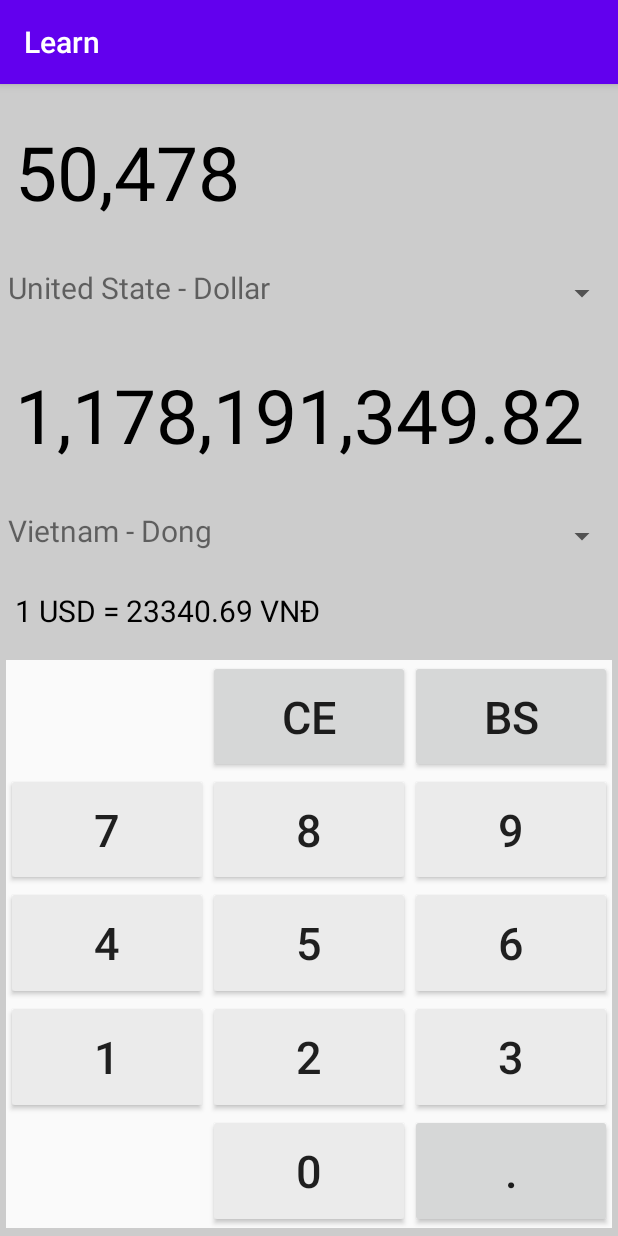
After one commit to SownBanana/AndroidProjects, an Android app: the CurrencyExchange screen opened directly, with no data from a screen before it, on a phone screen of 412 x 824 dp. The commit adds this screen. Run offline under Robolectric (Android 15) with nearby library versions, the phone set to English and light mode, and no system bars.

Commit message:
currency exchange

```diff
--- a/AndroidPrj/Learn/app/build.gradle
+++ b/AndroidPrj/Learn/app/build.gradle
@@ -28,6 +28,9 @@ dependencies {
 
     implementation 'androidx.appcompat:appcompat:1.1.0'
     implementation 'androidx.constraintlayout:constraintlayout:1.1.3'
+    implementation 'com.google.android.material:material:1.0.0'
+    implementation 'androidx.navigation:navigation-fragment:2.0.0'
+    implementation 'androidx.navigation:navigation-ui:2.0.0'
     testImplementation 'junit:junit:4.12'
     androidTestImplementation 'androidx.test.ext:junit:1.1.1'
     androidTestImplementation 'androidx.test.espresso:espresso-core:3.2.0'
--- a/AndroidPrj/Learn/app/src/main/AndroidManifest.xml
+++ b/AndroidPrj/Learn/app/src/main/AndroidManifest.xml
@@ -9,6 +9,7 @@
         android:roundIcon="@mipmap/ic_launcher_round"
         android:supportsRtl="true"
         android:theme="@style/AppTheme">
+        <activity android:name=".CurrencyExchange"></activity>
         <activity android:name=".MainActivity">
             <intent-filter>
                 <action android:name="android.intent.action.MAIN" />
--- /dev/null
+++ b/AndroidPrj/Learn/app/src/main/java/com/example/learn/CurrencyExchange.java
@@ -0,0 +1,229 @@
+package com.example.learn;
+
+import androidx.appcompat.app.AppCompatActivity;
+
+import android.graphics.Typeface;
+import android.os.Bundle;
+import android.view.View;
+import android.widget.AdapterView;
+import android.widget.ArrayAdapter;
+import android.widget.Spinner;
+import android.widget.TextView;
+
+import java.text.DecimalFormat;
+
+public class CurrencyExchange extends AppCompatActivity implements View.OnClickListener, AdapterView.OnItemSelectedListener {
+
+    TextView input;
+    TextView output;
+    TextView curRateText;
+
+    Spinner spinnerIn;
+    Spinner spinnerOut;
+
+    boolean isFirst = true;
+
+    double curRate;
+
+    //Currency rate (base on USD)    |   position
+    double[] rates = {23340.69, 1, 0.9191, 107.56, 1216.26};
+    //                 vnd    usd  eur    jpy    krw
+    String[] namesCur={"VNĐ","USD","EUR", "JPY", "KWR"};
+
+    String[] items = {"Vietnam - Dong",
+                      "United State - Dollar",
+                      "Europe - Euro",
+                      "Japan - Yen",
+                      "Korean - Won"};
+
+    @Override
+    protected void onCreate(Bundle savedInstanceState) {
+        super.onCreate(savedInstanceState);
+        setContentView(R.layout.activity_currency_exchange);
+
+        input = findViewById(R.id.cur1);
+        output = findViewById(R.id.cur2);
+/*        Typeface tf = Typeface.createFromAsset(getAssets(), "digital.ttf");
+        input.setTypeface(tf);
+        output.setTypeface(tf);*/
+
+        curRateText = findViewById(R.id.curRate);
+
+        spinnerIn = (Spinner)findViewById(R.id.pickCur1);
+        spinnerOut = (Spinner)findViewById(R.id.pickCur2);
+        spinnerIn.setAdapter(new ArrayAdapter<String>(this, R.layout.spinner_items, items));
+        spinnerOut.setAdapter(new ArrayAdapter<String>(this, R.layout.spinner_items, items));
+
+        spinnerIn.setOnItemSelectedListener(this);
+        spinnerOut.setOnItemSelectedListener(this);
+        spinnerIn.setSelection(1);
+
+        findViewById(R.id.bs).setOnClickListener(this);
+        findViewById(R.id.ce).setOnClickListener(this);
+
+        findViewById(R.id.point).setOnClickListener(this);
+
+        findViewById(R.id.n1).setOnClickListener(this);
+        findViewById(R.id.n2).setOnClickListener(this);
+        findViewById(R.id.n3).setOnClickListener(this);
+        findViewById(R.id.n4).setOnClickListener(this);
+        findViewById(R.id.n5).setOnClickListener(this);
+        findViewById(R.id.n6).setOnClickListener(this);
+        findViewById(R.id.n7).setOnClickListener(this);
+        findViewById(R.id.n8).setOnClickListener(this);
+        findViewById(R.id.n9).setOnClickListener(this);
+        findViewById(R.id.n0).setOnClickListener(this);
+    }
+
+    void setCurRate(){
+        int in = spinnerIn.getSelectedItemPosition();
+        int out = spinnerOut.getSelectedItemPosition();
+        curRate = rates[out]/rates[in];
+        curRateText.setText("1 " + namesCur[in] + " = " + Double.toString((double) Math.round(curRate * 100000000) / 100000000) + " " + namesCur[out]);
+        exChange();
+    }
+
+    void exChange(){
+        if("0".equals(input.getText().toString())){
+            output.setText("0");
+        }else{
+        double rs = Double.parseDouble(input.getText().toString().replaceAll(",", "")) * curRate;
+        DecimalFormat decimalFormat = new DecimalFormat("#,##0.00");
+        String display = decimalFormat.format(rs);
+        output.setText(display);
+    }}
+
+    @Override
+    public void onClick(View v) {
+        int id = v.getId();
+        switch (id) {
+            case R.id.n0: {
+                if (input.getText().length() == 16 || isFirst) break;
+                input.setText(input.getText() + "0");
+                break;
+            }
+            case R.id.n1: {
+                if (isFirst) {
+                    input.setText("1");
+                    isFirst = false;
+                    break;
+                }
+                if (input.getText().length() == 16) break;
+                input.setText(input.getText() + "1");
+                break;
+            }
+            case R.id.n2: {
+                if (isFirst) {
+                    input.setText("2");
+                    isFirst = false;
+                    break;
+                }
+                if (input.getText().length() == 16) break;
+                input.setText(input.getText() + "2");
+                break;
+            }
+            case R.id.n3: {
+                if (isFirst) {
+                    input.setText("3");
+                    isFirst = false;
+                    break;
+                }
+                if (input.getText().length() == 16) break;
+                input.setText(input.getText() + "3");
+                break;
+            }
+            case R.id.n4: {
+                if (isFirst) {
+                    input.setText("4");
+                    isFirst = false;
+                    break;
+                }
+                if (input.getText().length() == 16) break;
+                input.setText(input.getText() + "4");
+                break;
+            }
+            case R.id.n5: {
+                if (isFirst) {
+                    input.setText("5");
+                    isFirst = false;
+                    break;
+                }
+                if (input.getText().length() == 16) break;
+                input.setText(input.getText() + "5");
+                break;
+            }
+            case R.id.n6: {
+                if (isFirst) {
+                    input.setText("6");
+                    isFirst = false;
+                    break;
+                }
+                if (input.getText().length() == 16) break;
+                input.setText(input.getText() + "6");
+                break;
+            }
+            case R.id.n7: {
+                if (isFirst) {
+                    input.setText("7");
+                    isFirst = false;
+                    break;
+                }
+                if (input.getText().length() == 16) break;
+                input.setText(input.getText() + "7");
+                break;
+            }
+            case R.id.n8: {
+                if (isFirst) {
+                    input.setText("8");
+                    isFirst = false;
+                    break;
+                }
+                if (input.getText().length() == 16) break;
+                input.setText(input.getText() + "8");
+                break;
+            }
+            case R.id.n9: {
+                if (isFirst) {
+                    input.setText("9");
+                    isFirst = false;
+                    break;
+                }
+                if (input.getText().length() == 16) break;
+                input.setText(input.getText() + "9");
+                break;
+            }
+            case R.id.point: {
+                String tmp = input.getText().toString();
+                if(!tmp.contains(".")){
+                    if (input.getText().length() == 16) break;
+                    input.setText(input.getText() + ".");
+                }
+                break;
+            }
+            case R.id.ce: {
+                input.setText("0");
+                isFirst = true;
+                break;
+            }
+            case R.id.bs: {
+
+                if (input.getText().length() == 1) {
+                    input.setText("0");
+                    isFirst = true;
+                } else input.setText(input.getText().subSequence(0, input.getText().length() - 1));
+                break;
+            }
+        }
+        exChange();
+    }
+
+    @Override
+    public void onItemSelected(AdapterView<?> parent, View view, int position, long id) {
+        setCurRate();
+    }
+
+    @Override
+    public void onNothingSelected(AdapterView<?> parent) {
+
+    }
+}
--- /dev/null
+++ b/AndroidPrj/Learn/app/src/main/res/layout/activity_currency_exchange.xml
@@ -0,0 +1,227 @@
+<?xml version="1.0" encoding="utf-8"?>
+<LinearLayout
+    xmlns:android="http://schemas.android.com/apk/res/android" android:layout_width="match_parent"
+    android:layout_height="match_parent"
+    android:orientation="vertical"
+    android:background="#cccccc">
+
+    <TextView
+        android:id="@+id/cur1"
+        android:layout_width="match_parent"
+        android:layout_height="80dp"
+        android:layout_weight="5"
+        android:text="50,478"
+        android:textSize="50dp"
+        android:textColor="#000000"
+        android:gravity="left|center"
+        android:padding="10dp"
+        android:background="#cccccc"
+        />
+    <Spinner
+        android:id="@+id/pickCur1"
+        android:layout_width="match_parent"
+        android:layout_height="wrap_content"
+        android:layout_weight="1"
+        android:backgroundTintMode="multiply"></Spinner>
+    <TextView
+        android:id="@+id/cur2"
+        android:layout_width="match_parent"
+        android:layout_height="80dp"
+        android:layout_weight="5"
+        android:text="0"
+        android:textSize="50dp"
+        android:textColor="#000000"
+        android:gravity="left|center"
+        android:padding="10dp"
+        android:background="#cccccc"
+        />
+    <Spinner
+        android:id="@+id/pickCur2"
+        android:layout_width="match_parent"
+        android:layout_height="wrap_content"
+        android:layout_weight="1"
+        android:backgroundTintMode="multiply"></Spinner>
+    <TextView
+        android:id="@+id/curRate"
+        android:layout_width="match_parent"
+        android:layout_height="wrap_content"
+        android:layout_weight="1"
+        android:textSize="20dp"
+        android:textColor="#000000"
+        android:gravity="left|center"
+        android:padding="10dp"
+        android:background="#cccccc"
+        />
+    <LinearLayout
+        android:layout_width="match_parent"
+        android:layout_height="wrap_content"
+        android:layout_weight="2"
+        android:orientation="horizontal"
+        android:layout_marginLeft="4dp"
+        android:layout_marginRight="4dp"
+        android:layout_marginTop="5dp"
+        android:background="#fafafa"
+        >
+        <Button
+            android:layout_width="wrap_content"
+            android:layout_height="match_parent"
+            android:layout_weight="1"
+            android:clickable="false"
+            android:visibility="invisible"/>
+        <Button
+            android:id="@+id/ce"
+            android:layout_width="wrap_content"
+            android:layout_height="match_parent"
+            android:text="CE"
+            android:textSize="30sp"
+            android:layout_weight="1"/>
+
+        <Button
+            android:id="@+id/bs"
+            android:layout_width="wrap_content"
+            android:layout_height="match_parent"
+            android:text="bs"
+            android:textSize="30sp"
+            android:layout_weight="1"/>
+    </LinearLayout>
+    <LinearLayout
+        android:layout_width="match_parent"
+        android:layout_height="wrap_content"
+        android:layout_weight="2"
+        android:gravity="center"
+        android:orientation="horizontal"
+        android:layout_marginLeft="4dp"
+        android:layout_marginRight="4dp"
+        android:background="#fafafa"
+        >
+        <Button
+            android:id="@+id/n7"
+            android:layout_width="wrap_content"
+            android:layout_height="match_parent"
+            android:text="7"
+            android:textSize="30sp"
+            android:layout_weight="1"
+            android:backgroundTint="#ebebeb"/>
+
+        <Button
+            android:id="@+id/n8"
+            android:layout_width="wrap_content"
+            android:layout_height="match_parent"
+            android:text="8"
+            android:textSize="30sp"
+            android:layout_weight="1"
+            android:backgroundTint="#ebebeb"/>
+        <Button
+            android:id="@+id/n9"
+            android:layout_width="wrap_content"
+            android:layout_height="match_parent"
+            android:text="9"
+            android:textSize="30sp"
+            android:layout_weight="1"
+            android:backgroundTint="#ebebeb"/>
+    </LinearLayout>
+    <LinearLayout
+        android:layout_width="match_parent"
+        android:layout_height="wrap_content"
+        android:layout_weight="2"
+        android:gravity="center"
+        android:orientation="horizontal"
+        android:layout_marginLeft="4dp"
+        android:layout_marginRight="4dp"
+        android:background="#fafafa"
+        >
+        <Button
+            android:id="@+id/n4"
+            android:layout_width="wrap_content"
+            android:layout_height="match_parent"
+            android:text="4"
+            android:textSize="30sp"
+            android:layout_weight="1"
+            android:backgroundTint="#ebebeb"/>
+
+        <Button
+            android:id="@+id/n5"
+            android:layout_width="wrap_content"
+            android:layout_height="match_parent"
+            android:text="5"
+            android:textSize="30sp"
+            android:layout_weight="1"
+            android:backgroundTint="#ebebeb"/>
+        <Button
+            android:id="@+id/n6"
+            android:layout_width="wrap_content"
+            android:layout_height="match_parent"
+            android:text="6"
+            android:textSize="30sp"
+            android:layout_weight="1"
+            android:backgroundTint="#ebebeb"/>
+    </LinearLayout>
+    <LinearLayout
+        android:layout_width="match_parent"
+        android:layout_height="wrap_content"
+        android:layout_weight="2"
+        android:gravity="center"
+        android:orientation="horizontal"
+        android:layout_marginLeft="4dp"
+        android:layout_marginRight="4dp"
+        android:background="#fafafa"
+        >
+        <Button
+            android:id="@+id/n1"
+            android:layout_width="wrap_content"
+            android:layout_height="match_parent"
+            android:text="1"
+            android:textSize="30sp"
+            android:layout_weight="1"
+            android:backgroundTint="#ebebeb"/>
+
+        <Button
+            android:id="@+id/n2"
+            android:layout_width="wrap_content"
+            android:layout_height="match_parent"
+            android:text="2"
+            android:textSize="30sp"
+            android:layout_weight="1"
+            android:backgroundTint="#ebebeb"/>
+        <Button
+            android:id="@+id/n3"
+            android:layout_width="wrap_content"
+            android:layout_height="match_parent"
+            android:text="3"
+            android:textSize="30sp"
+            android:layout_weight="1"
+            android:backgroundTint="#ebebeb"/>
+    </LinearLayout>
+    <LinearLayout
+        android:layout_width="match_parent"
+        android:layout_height="wrap_content"
+        android:layout_weight="2"
+        android:orientation="horizontal"
+        android:layout_marginLeft="4dp"
+        android:layout_marginRight="4dp"
+        android:layout_marginBottom="5dp"
+        android:background="#fafafa"
+        >
+        <Button
+            android:layout_width="wrap_content"
+            android:layout_height="match_parent"
+            android:layout_weight="1"
+            android:visibility="invisible"
+            android:clickable="false"/>
+        <Button
+            android:id="@+id/n0"
+            android:layout_width="wrap_content"
+            android:layout_height="match_parent"
+            android:text="0"
+            android:textSize="30sp"
+            android:layout_weight="1"
+            android:backgroundTint="#ebebeb"/>
+        <Button
+            android:id="@+id/point"
+            android:layout_width="wrap_content"
+            android:layout_height="match_parent"
+            android:text="."
+            android:textSize="30sp"
+            android:layout_weight="1"/>
+    </LinearLayout>
+</LinearLayout>
--- /dev/null
+++ b/AndroidPrj/Learn/app/src/main/res/layout/spinner_items.xml
@@ -0,0 +1,8 @@
+<?xml version="1.0" encoding="utf-8"?>
+<TextView xmlns:android="http://schemas.android.com/apk/res/android"
+    android:layout_width="match_parent" android:layout_height="match_parent"
+    android:textSize="20sp"
+    android:gravity="left"
+    android:padding="5dip">
+
+</TextView>
--- /dev/null
+++ b/AndroidPrj/Learn/app/src/main/res/values/dimens.xml
@@ -0,0 +1,3 @@
+<resources>
+    <dimen name="fab_margin">16dp</dimen>
+</resources>
```
Also changed, not shown: AndroidPrj/Learn/app/src/main/java/com/example/learn/FirstFragment.java (added, +34 -0 lines), AndroidPrj/Learn/app/src/main/java/com/example/learn/MainActivity.java (+15 -13 lines), AndroidPrj/Learn/app/src/main/java/com/example/learn/SecondFragment.java (added, +34 -0 lines), AndroidPrj/Learn/app/src/main/res/layout/fragment_first.xml (added, +28 -0 lines), AndroidPrj/Learn/app/src/main/res/layout/fragment_second.xml (added, +27 -0 lines), AndroidPrj/Learn/app/src/main/res/values/strings.xml (+9 -0 lines), AndroidPrj/Learn/app/src/main/res/values/styles.xml (+9 -0 lines).
